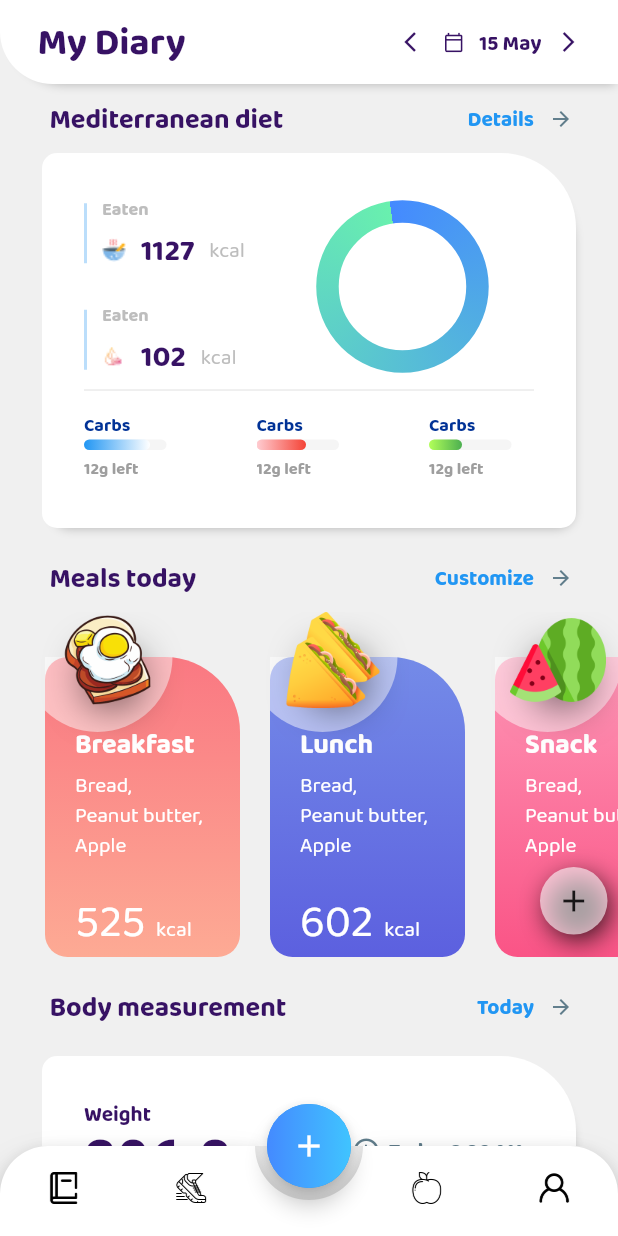
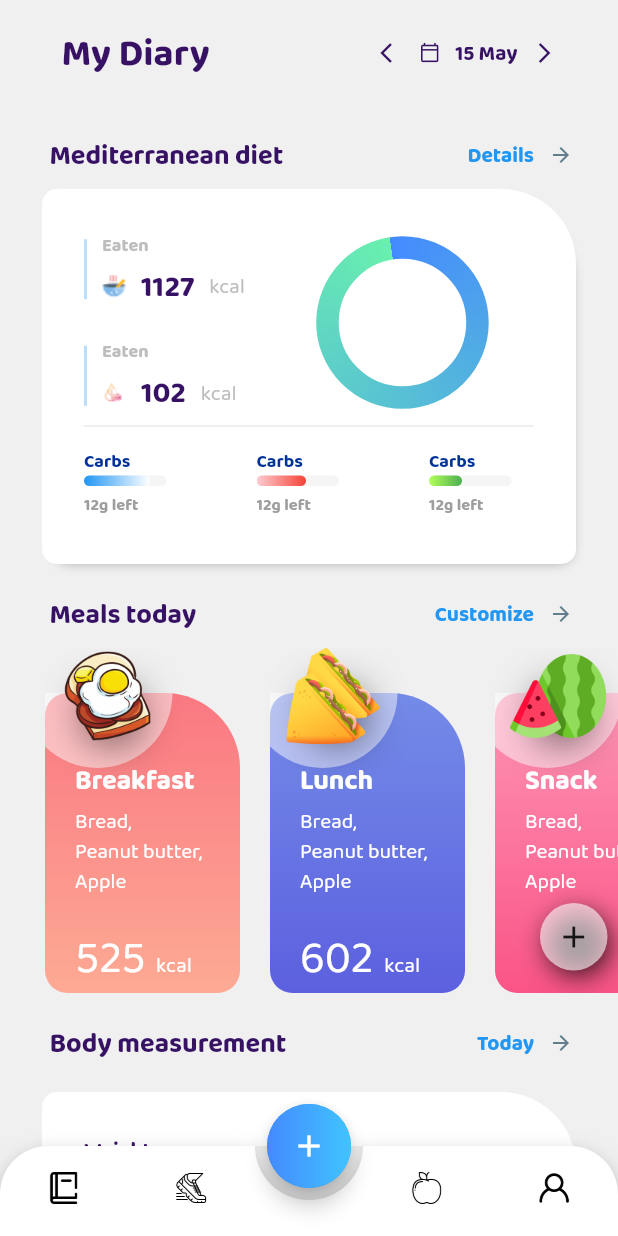
Before and after one commit to tony-nks/diary, a Flutter app: the screen it shows after launch, on a phone screen of 412 x 824 dp. Run offline on Flutter 3.47's test engine with Material 2 defaults, Android fonts, the phone set to English and light mode, and no system bars; drawn by our look-alikes of animated_bottom_navigation_bar, percent_indicator, simple_circular_progress_bar; our stand-ins replace liquid_progress_indicator.

Commit message:
Перевели на Sliver'ы

```diff
--- a/lib/screens/home_screen.dart
+++ b/lib/screens/home_screen.dart
@@ -32,26 +32,15 @@ class _HomeScreenState extends State<HomeScreen> {
       ),
       home: SafeArea(
         child: Scaffold(
-          extendBodyBehindAppBar: true,
-          appBar: AppBar(
-            backgroundColor: Colors.transparent,
-            elevation: 0.0,
-            flexibleSpace: Container(
-              height: 60,
-              decoration: const BoxDecoration(
-                  color: Colors.white,
-                  borderRadius: BorderRadius.only(bottomLeft: Radius.circular(35)),
-                boxShadow: [
-                  BoxShadow(
-                    color: Colors.black26,
-                    offset: Offset(3, 5),
-                    spreadRadius: -5,
-                    blurRadius: 5,
-                  )
-                ]
-              ),
-              child: Padding(
-                padding: const EdgeInsets.symmetric(vertical: 8.0, horizontal: 25.0),
+          backgroundColor: const Color.fromRGBO(240, 240, 240, 1),
+          body: CustomScrollView(
+            physics: const BouncingScrollPhysics(),
+            slivers: [
+              SliverAppBar(
+                toolbarHeight: 70,
+                title: Padding(
+                  padding: const EdgeInsets.symmetric(
+                      vertical: 8.0, horizontal: 25.0),
                   child: Row(
                     mainAxisAlignment: MainAxisAlignment.spaceBetween,
                     children: [
@@ -91,37 +80,47 @@ class _HomeScreenState extends State<HomeScreen> {
                             width: 10,
                           ),
                           Icon(Icons.arrow_forward_ios,
-                            size: 16, color: Color.fromRGBO(55, 18, 100, 1)),
+                              size: 16,
+                              color: Color.fromRGBO(55, 18, 100, 1)),
                         ],
                       ),
                     ],
                   ),
                 ),
+                pinned: true,
+                expandedHeight: 80,
+                backgroundColor: Colors.white,
+                shape: const RoundedRectangleBorder(
+                  borderRadius: BorderRadius.vertical(
+                    bottom: Radius.circular(20),
                   ),
                 ),
-          backgroundColor: const Color.fromRGBO(240, 240, 240, 1),
-          body: Column(
-            crossAxisAlignment: CrossAxisAlignment.start,
-            children: [
-              // appBar
-              //CustomAppBar(),
-              Expanded(
-                child: SizedBox(
-                  child: ListView(
-                    scrollDirection: Axis.vertical,
-                    shrinkWrap: true,
-                    children: [
+                flexibleSpace: FlexibleSpaceBar(
+                  background: Container(
+                    color: Color.fromRGBO(240, 240, 240, 1),
+                  ),
+                ),
+              ),
+              SliverList(
+                delegate: SliverChildListDelegate([
                   // Текст Mediterranean diet - details
-                      const TextDivider(title: 'Mediterranean diet', link: 'Details', iconData: Icons.arrow_forward),
+                  const TextDivider(
+                      title: 'Mediterranean diet',
+                      link: 'Details',
+                      iconData: Icons.arrow_forward),
                   // Статистика какая-то
                   const Statistics(),
                   const SizedBox(height: 10),
 
                   // Текст Meals today - Customize
-                      const TextDivider(title: 'Meals today', link: 'Customize', iconData: Icons.arrow_forward),
+                  const TextDivider(
+                      title: 'Meals today',
+                      link: 'Customize',
+                      iconData: Icons.arrow_forward),
 
                   //Контейнеры красивые не понятные
                   SingleChildScrollView(
+                    physics: BouncingScrollPhysics(),
                     scrollDirection: Axis.horizontal,
                     child: Row(
                       children: const [
@@ -155,7 +154,10 @@ class _HomeScreenState extends State<HomeScreen> {
                   const SizedBox(height: 10),
 
                   // Текст Body measurement - Today
-                      const TextDivider(title: 'Body measurement', link: 'Today', iconData: Icons.arrow_forward),
+                  const TextDivider(
+                      title: 'Body measurement',
+                      link: 'Today',
+                      iconData: Icons.arrow_forward),
                   const SizedBox(height: 10),
 
                   //карточка с циферками
@@ -163,7 +165,11 @@ class _HomeScreenState extends State<HomeScreen> {
                   const SizedBox(height: 10),
 
                   //Текст Water - Aqua SmartBattle
-                      const TextDivider(title: 'Water', link: 'Aqua Smart Bottle', iconData: Icons.add,),
+                  const TextDivider(
+                    title: 'Water',
+                    link: 'Aqua Smart Bottle',
+                    iconData: Icons.add,
+                  ),
 
                   //Water Widget
                   const WaterWidget(),
@@ -171,9 +177,7 @@ class _HomeScreenState extends State<HomeScreen> {
 
                   //табличка со стаканчиком
                   const WaterNotification(),
-                    ],
-                  ),
-                ),
+                ]),
               ),
             ],
           ),
@@ -204,7 +208,10 @@ class _HomeScreenState extends State<HomeScreen> {
                 mainAxisSize: MainAxisSize.min,
                 mainAxisAlignment: MainAxisAlignment.center,
                 children: [
-                  Image.asset(iconList[index], scale: 24,),
+                  Image.asset(
+                    iconList[index],
+                    scale: 24,
+                  ),
                   const SizedBox(height: 4),
                 ],
               );
```
Lines whose indentation alone changed are shown as unchanged.
